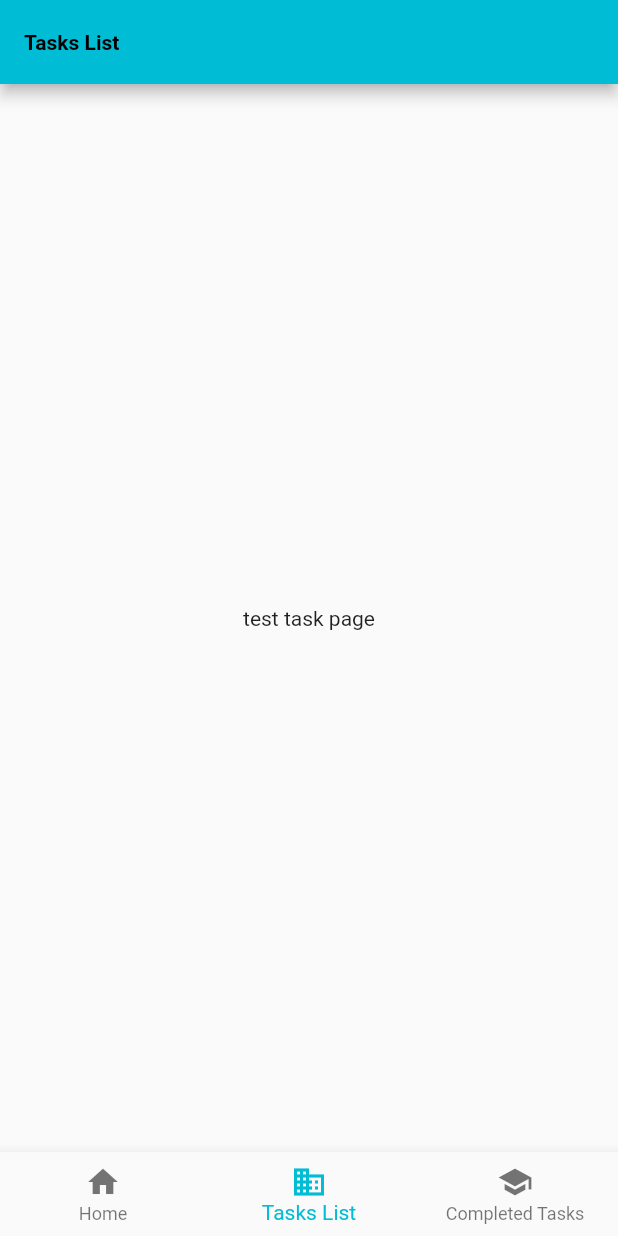
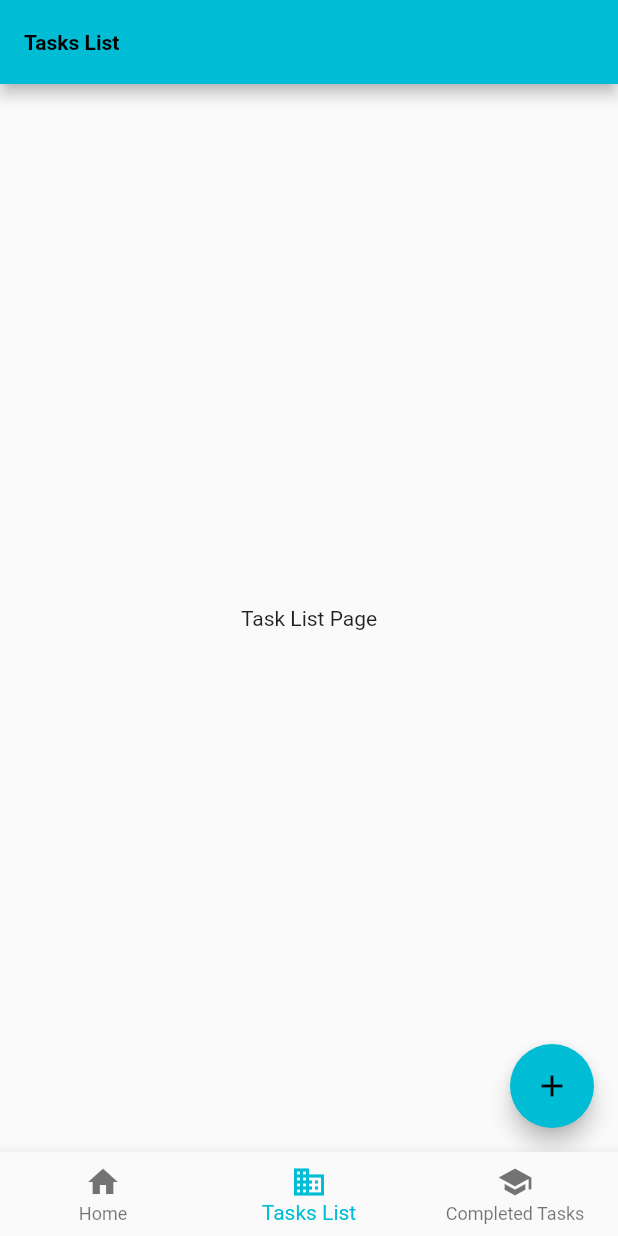
Before and after one commit to kimimaula/task-tracker, a Flutter app: the screen it shows after launch, item 2 of the bottom bar chosen, on a phone screen of 412 x 824 dp. Run offline on Flutter 3.47's test engine with Material 2 defaults, Android fonts, the phone set to English and light mode, and no system bars.

Commit message:
add add task page

```diff
--- a/lib/tasks.dart
+++ b/lib/tasks.dart
@@ -10,9 +10,14 @@ class Tasks extends StatefulWidget {
 class _TasksState extends State<Tasks> {
   @override
   Widget build(BuildContext context) {
-    return const Scaffold(
-      body: Center(
-        child: Text('test task page'),
+    return Scaffold(
+      body: const Center(child: Text('Task List Page')),
+      floatingActionButton: FloatingActionButton(
+        onPressed: () {
+          Navigator.pushNamed(context, '/addtask');
+        },
+        backgroundColor: Colors.cyan,
+        child: const Icon(Icons.add),
       ),
     );
   }
```
Also changed, not shown: lib/addtask.dart (added, +35 -0 lines), lib/main.dart (+20 -1 lines).
